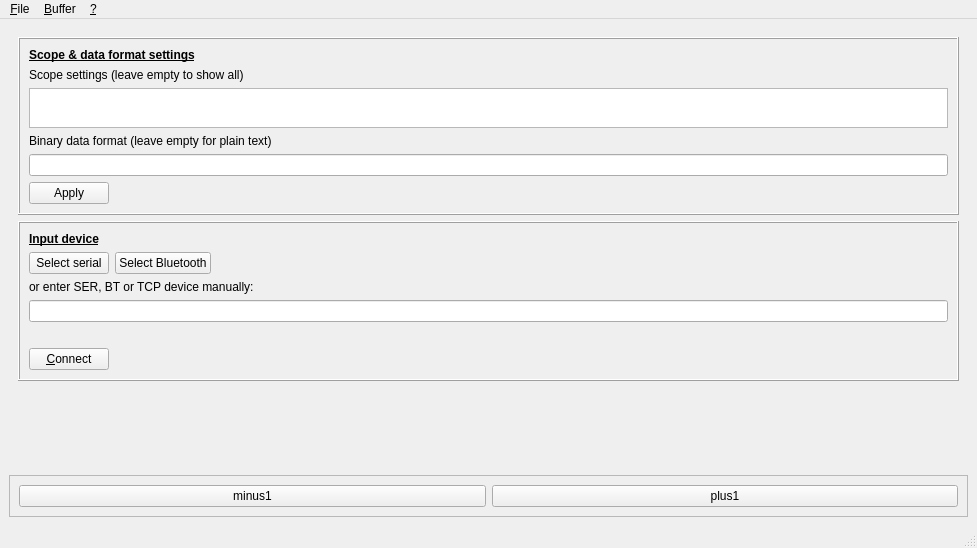
First picture: the form in source/mainwindow.ui, repository droggen/dscope, before the edit.
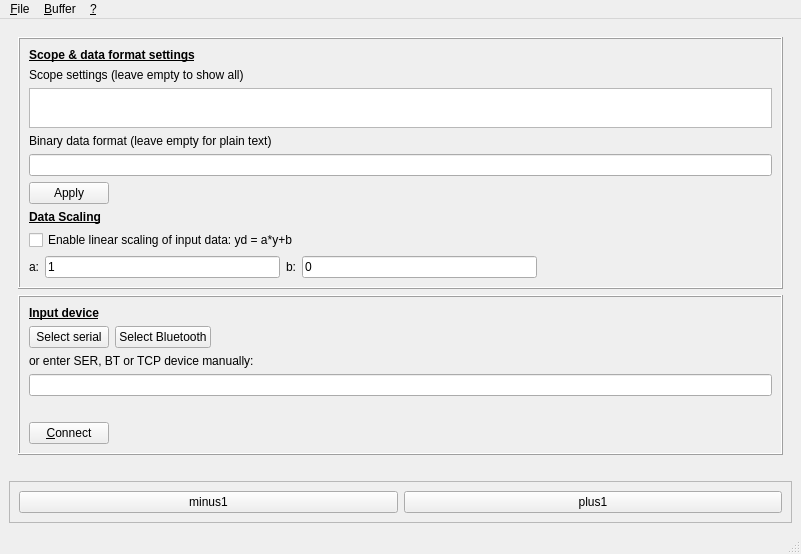
Second picture: the form after the edit. The open tabs and pages were chosen to show the change. Icons and pictures are not drawn.

Commit message: - Fix bluetooth crash when disconnecting and then reconnecting (iodev.cpp) - Added linear scaling function for all channels

The edit to the form file:
```diff
--- a/source/mainwindow.ui
+++ b/source/mainwindow.ui
@@ -6,8 +6,8 @@
    <rect>
     <x>0</x>
     <y>0</y>
-    <width>977</width>
-    <height>548</height>
+    <width>801</width>
+    <height>554</height>
    </rect>
   </property>
   <property name="sizePolicy">
@@ -147,6 +147,72 @@
                </item>
               </layout>
              </item>
+             <item>
+              <widget class="QLabel" name="label_16">
+               <property name="font">
+                <font>
+                 <weight>75</weight>
+                 <bold>true</bold>
+                 <underline>true</underline>
+                </font>
+               </property>
+               <property name="text">
+                <string>Data Scaling</string>
+               </property>
+              </widget>
+             </item>
+             <item>
+              <widget class="QCheckBox" name="uicb_scaling">
+               <property name="text">
+                <string>Enable linear scaling of input data: yd = a*y+b</string>
+               </property>
+              </widget>
+             </item>
+             <item>
+              <layout class="QHBoxLayout" name="horizontalLayout_9">
+               <item>
+                <widget class="QLabel" name="label_12">
+                 <property name="text">
+                  <string>a:</string>
+                 </property>
+                </widget>
+               </item>
+               <item>
+                <widget class="QLineEdit" name="uile_scaling_a">
+                 <property name="text">
+                  <string>1</string>
+                 </property>
+                </widget>
+               </item>
+               <item>
+                <widget class="QLabel" name="label_13">
+                 <property name="text">
+                  <string>b:</string>
+                 </property>
+                </widget>
+               </item>
+               <item>
+                <widget class="QLineEdit" name="uile_scaling_b">
+                 <property name="text">
+                  <string>0</string>
+                 </property>
+                </widget>
+               </item>
+               <item>
+                <spacer name="horizontalSpacer_5">
+                 <property name="orientation">
+                  <enum>Qt::Horizontal</enum>
+                 </property>
+                 <property name="sizeHint" stdset="0">
+                  <size>
+                   <width>40</width>
+                   <height>20</height>
+                  </size>
+                 </property>
+                </spacer>
+               </item>
+              </layout>
+             </item>
             </layout>
            </widget>
           </item>
@@ -644,7 +710,7 @@
     <rect>
      <x>0</x>
      <y>0</y>
-     <width>977</width>
+     <width>801</width>
      <height>21</height>
     </rect>
    </property>
```
Left out of the diff: 12 changed lines with no effect on the pictures. The commit also changes 7 other files.
